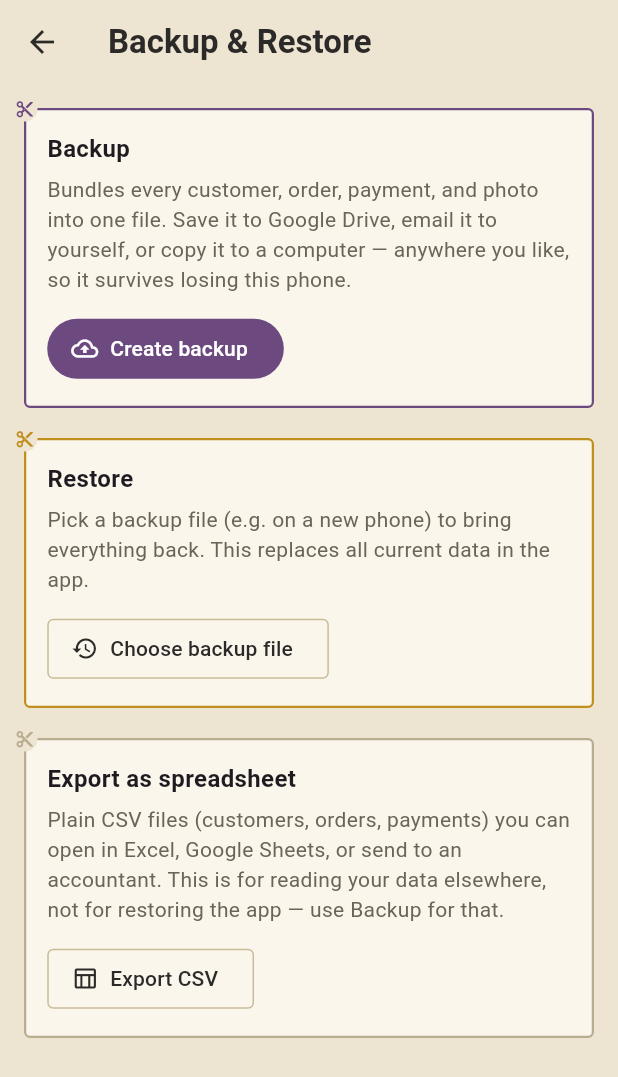
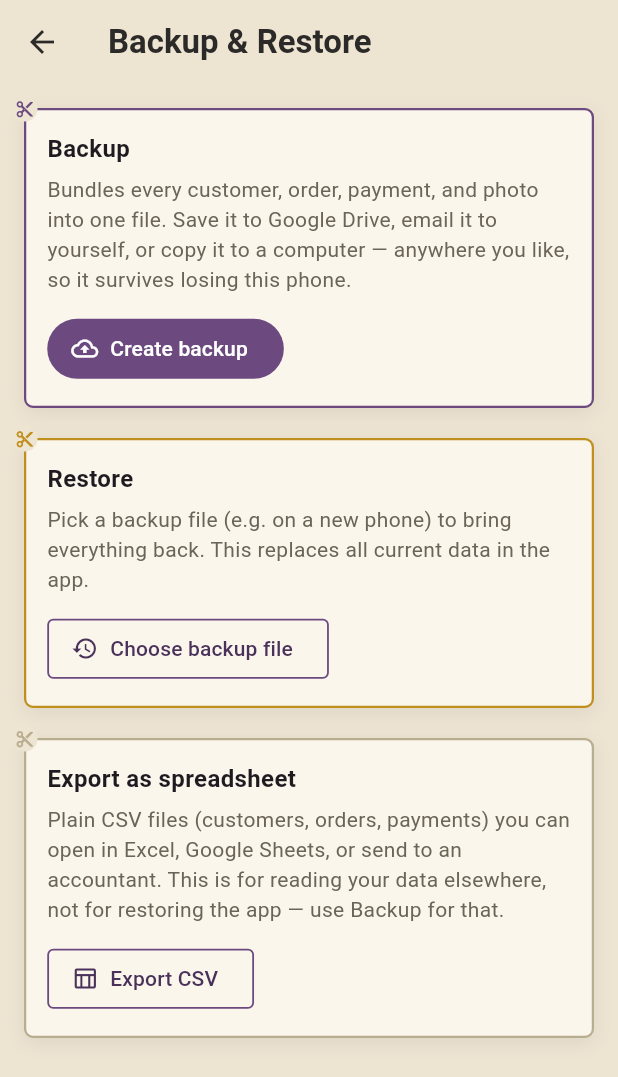
Before and after one commit to patrickangmor-del/tessy-creations-app, a Flutter app: the screen it shows after launch, item 2 of the bottom bar chosen, after a tap on the "backup" icon, on a phone screen of 412 x 824 dp. Shown: the top 1077 px of the screen. Run offline on Flutter 3.47's test engine with Material 3 defaults, Android fonts, the phone set to English and light mode, and no system bars; our stand-ins replace file_picker, fl_chart, flutter_local_notifications, image_picker, share_plus, sqflite and 1 more; accounts and stored records are empty.

Commit message:
Visual consistency pass: card shadows, richer empty states, purple accents

```diff
--- a/lib/screens/calendar/calendar_screen.dart
+++ b/lib/screens/calendar/calendar_screen.dart
@@ -7,6 +7,7 @@ import '../../state/orders_controller.dart';
 import '../../theme/app_theme.dart';
 import '../../utils/formatters.dart';
 import '../../widgets/cut_card.dart';
+import '../../widgets/section_header.dart';
 
 const _weekdayLabels = ['S', 'M', 'T', 'W', 'T', 'F', 'S'];
 
@@ -162,7 +163,7 @@ class _MonthGrid extends StatelessWidget {
         ),
         if (selectedDate != null && dueMap[selectedDate] != null) ...[
           const SizedBox(height: 16),
-          Text('DUE ${formatDate(selectedDate).toUpperCase()}', style: sectionLabelStyle),
+          SectionHeader('DUE ${formatDate(selectedDate).toUpperCase()}'),
           const SizedBox(height: 8),
           for (final order in dueMap[selectedDate]!) _SelectedDayOrder(order: order),
         ],
@@ -266,7 +267,7 @@ class _UpcomingList extends StatelessWidget {
     return Column(
       crossAxisAlignment: CrossAxisAlignment.start,
       children: [
-        const Text('UPCOMING PICKUPS', style: sectionLabelStyle),
+        const SectionHeader('UPCOMING PICKUPS'),
         const SizedBox(height: 8),
         if (orders.isEmpty)
           const Text('Nothing scheduled.', style: TextStyle(color: AppColors.inkSoft))
--- a/lib/screens/customers/customer_detail_screen.dart
+++ b/lib/screens/customers/customer_detail_screen.dart
@@ -12,6 +12,7 @@ import '../../utils/phone_actions.dart';
 import '../../utils/photo_storage.dart';
 import '../../widgets/measurement_sections.dart';
 import '../../widgets/photo_strip.dart';
+import '../../widgets/section_header.dart';
 import 'customer_form_screen.dart';
 import 'measurement_history_screen.dart';
 
@@ -133,11 +134,9 @@ class CustomerDetailScreen extends StatelessWidget {
             ),
           ],
           const SizedBox(height: 20),
-          Row(
-            mainAxisAlignment: MainAxisAlignment.spaceBetween,
-            children: [
-              const Text('MEASUREMENTS (INCHES)', style: sectionLabelStyle),
-              InkWell(
+          SectionHeader(
+            'MEASUREMENTS (INCHES)',
+            trailing: InkWell(
               onTap: () => Navigator.push(
                 context,
                 MaterialPageRoute(
@@ -156,7 +155,6 @@ class CustomerDetailScreen extends StatelessWidget {
                 ],
               ),
             ),
-            ],
           ),
           const SizedBox(height: 8),
           MeasurementSections(
@@ -182,7 +180,7 @@ class CustomerDetailScreen extends StatelessWidget {
           ),
           if (customer.notes.isNotEmpty) ...[
             const SizedBox(height: 20),
-            const Text('NOTES', style: sectionLabelStyle),
+            const SectionHeader('NOTES'),
             const SizedBox(height: 6),
             Text(customer.notes),
           ],
--- a/lib/screens/customers/customer_form_screen.dart
+++ b/lib/screens/customers/customer_form_screen.dart
@@ -7,6 +7,7 @@ import '../../theme/app_theme.dart';
 import '../../utils/ids.dart';
 import '../../widgets/measurement_sections.dart';
 import '../../widgets/photo_gallery_field.dart';
+import '../../widgets/section_header.dart';
 
 /// Add or edit a customer. Pass an existing [customer] to edit it;
 /// leave it null to create a new one.
@@ -128,7 +129,7 @@ class _CustomerFormScreenState extends State<CustomerFormScreen> {
               maxLines: 4,
             ),
             const SizedBox(height: 20),
-            const Text('MEASUREMENTS (INCHES)', style: sectionLabelStyle),
+            const SectionHeader('MEASUREMENTS (INCHES)'),
             const SizedBox(height: 8),
             MeasurementSections(
               fieldBuilder: (field) => TextFormField(
--- a/lib/screens/dashboard/dashboard_screen.dart
+++ b/lib/screens/dashboard/dashboard_screen.dart
@@ -7,6 +7,7 @@ import '../../state/orders_controller.dart';
 import '../../theme/app_theme.dart';
 import '../../utils/formatters.dart';
 import '../../widgets/cut_card.dart';
+import '../../widgets/section_header.dart';
 
 /// The app's landing tab: an at-a-glance view of what needs attention
 /// today, instead of having to check Calendar and Finances separately.
@@ -66,12 +67,12 @@ class DashboardScreen extends StatelessWidget {
         ),
         if (overdue.isNotEmpty) ...[
           const SizedBox(height: 24),
-          const Text('OVERDUE', style: sectionLabelStyle),
+          const SectionHeader('OVERDUE'),
           const SizedBox(height: 8),
           for (final o in overdue) _OrderRow(order: o, customerName: nameFor(o), overdue: true),
         ],
         const SizedBox(height: 24),
-        const Text('UPCOMING', style: sectionLabelStyle),
+        const SectionHeader('UPCOMING'),
         const SizedBox(height: 8),
         if (dueSoon.isEmpty)
           const Text('Nothing due — you\'re all caught up.', style: TextStyle(color: AppColors.inkSoft))
--- a/lib/screens/finances/finances_screen.dart
+++ b/lib/screens/finances/finances_screen.dart
@@ -8,6 +8,7 @@ import '../../state/orders_controller.dart';
 import '../../theme/app_theme.dart';
 import '../../utils/formatters.dart';
 import '../../widgets/cut_card.dart';
+import '../../widgets/section_header.dart';
 
 class _MonthlyRevenue {
   const _MonthlyRevenue(this.monthKey, this.amount);
@@ -132,7 +133,7 @@ class FinancesScreen extends StatelessWidget {
           ],
         ),
         const SizedBox(height: 24),
-        const Text('PAYMENTS COLLECTED BY MONTH', style: sectionLabelStyle),
+        const SectionHeader('PAYMENTS COLLECTED BY MONTH'),
         const SizedBox(height: 12),
         SizedBox(
           height: 200,
@@ -143,7 +144,7 @@ class FinancesScreen extends StatelessWidget {
               : _RevenueChart(data: monthly),
         ),
         const SizedBox(height: 24),
-        const Text('RECENT TRANSACTIONS', style: sectionLabelStyle),
+        const SectionHeader('RECENT TRANSACTIONS'),
         const SizedBox(height: 8),
         if (recentTransactions.isEmpty)
           const Padding(
--- a/lib/theme/app_theme.dart
+++ b/lib/theme/app_theme.dart
@@ -82,8 +82,8 @@ ThemeData buildAppTheme() {
     ),
     outlinedButtonTheme: OutlinedButtonThemeData(
       style: OutlinedButton.styleFrom(
-        foregroundColor: AppColors.ink,
-        side: const BorderSide(color: Color(0xFFC9BC98)),
+        foregroundColor: AppColors.threadDark,
+        side: const BorderSide(color: AppColors.thread, width: 1.2),
         shape: RoundedRectangleBorder(borderRadius: BorderRadius.circular(4)),
       ),
     ),
--- a/lib/widgets/cut_card.dart
+++ b/lib/widgets/cut_card.dart
@@ -32,8 +32,15 @@ class CutCard extends StatelessWidget {
           padding: padding ?? const EdgeInsets.all(14),
           decoration: BoxDecoration(
             color: AppColors.cream,
-            borderRadius: BorderRadius.circular(4),
+            borderRadius: BorderRadius.circular(6),
             border: Border.all(color: color, width: 1.5),
+            boxShadow: [
+              BoxShadow(
+                color: AppColors.ink.withValues(alpha: 0.08),
+                blurRadius: 10,
+                offset: const Offset(0, 3),
+              ),
+            ],
           ),
           child: child,
         ),
--- a/lib/widgets/empty_state.dart
+++ b/lib/widgets/empty_state.dart
@@ -18,12 +18,19 @@ class EmptyState extends StatelessWidget {
         child: Column(
           mainAxisSize: MainAxisSize.min,
           children: [
-            Icon(icon, size: 40, color: AppColors.dashedBorder),
-            const SizedBox(height: 12),
+            Container(
+              padding: const EdgeInsets.all(20),
+              decoration: BoxDecoration(
+                color: AppColors.thread.withValues(alpha: 0.08),
+                shape: BoxShape.circle,
+              ),
+              child: Icon(icon, size: 36, color: AppColors.thread),
+            ),
+            const SizedBox(height: 16),
             Text(
               message,
               textAlign: TextAlign.center,
-              style: const TextStyle(color: AppColors.inkSoft),
+              style: const TextStyle(color: AppColors.inkSoft, height: 1.4),
             ),
           ],
         ),
--- a/lib/widgets/measurement_sections.dart
+++ b/lib/widgets/measurement_sections.dart
@@ -1,7 +1,7 @@
 import 'package:flutter/material.dart';
 
 import '../data/models/customer.dart';
-import '../theme/app_theme.dart';
+import 'section_header.dart';
 
 /// Lays out every measurement field grouped into its section (general
 /// fields first with no heading, then Skirt/Slit Length, Sleeve Length,
@@ -24,7 +24,7 @@ class MeasurementSections extends StatelessWidget {
       children: [
         for (final section in measurementSections) ...[
           if (section.title != null) ...[
-            Text(section.title!.toUpperCase(), style: sectionLabelStyle),
+            SectionHeader(section.title!.toUpperCase()),
             const SizedBox(height: 8),
           ],
           GridView.count(
--- /dev/null
+++ b/lib/widgets/section_header.dart
@@ -0,0 +1,40 @@
+import 'package:flutter/material.dart';
+
+import '../theme/app_theme.dart';
+
+/// The small uppercase heading used above a section of content (e.g.
+/// "MEASUREMENTS", "UPCOMING"), with a short purple accent bar so section
+/// breaks are easy to scan at a glance. [trailing] sits at the far end of
+/// the same row, for a section-level action like "History".
+class SectionHeader extends StatelessWidget {
+  const SectionHeader(this.label, {super.key, this.trailing});
+
+  final String label;
+  final Widget? trailing;
+
+  @override
+  Widget build(BuildContext context) {
+    final heading = Row(
+      mainAxisSize: MainAxisSize.min,
+      children: [
+        Container(
+          width: 3,
+          height: 12,
+          decoration: BoxDecoration(
+            color: AppColors.thread,
+            borderRadius: BorderRadius.circular(2),
+          ),
+        ),
+        const SizedBox(width: 6),
+        Text(label, style: sectionLabelStyle),
+      ],
+    );
+
+    if (trailing == null) return heading;
+
+    return Row(
+      mainAxisAlignment: MainAxisAlignment.spaceBetween,
+      children: [heading, trailing!],
+    );
+  }
+}
```
Lines whose indentation alone changed are shown as unchanged.
